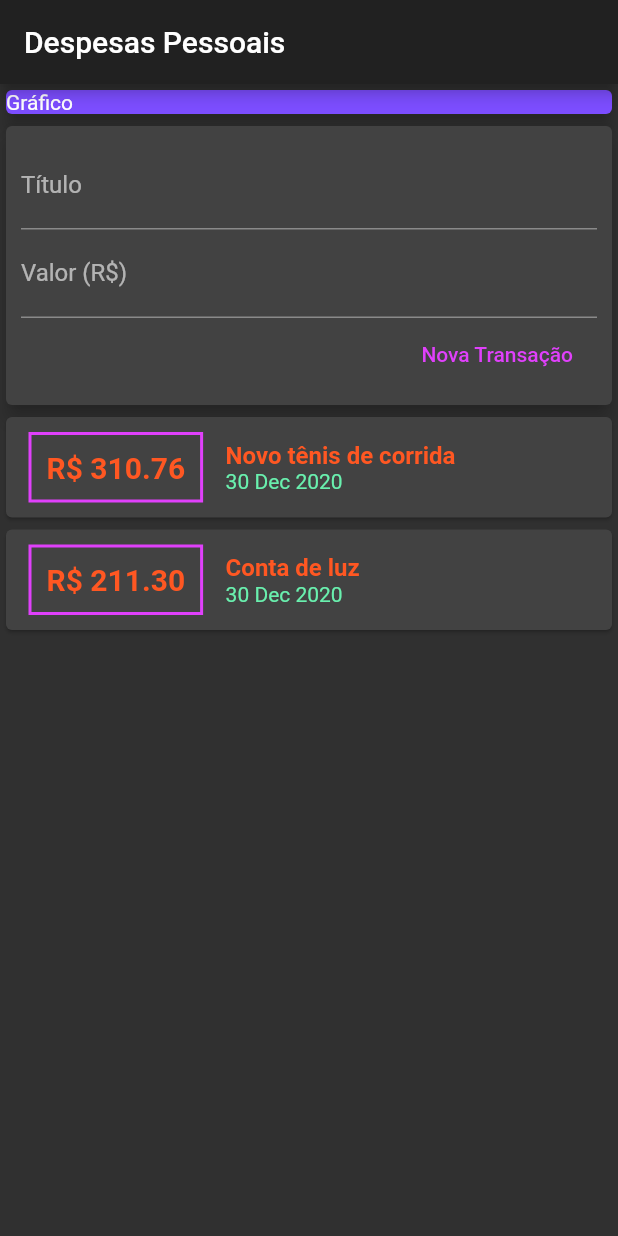
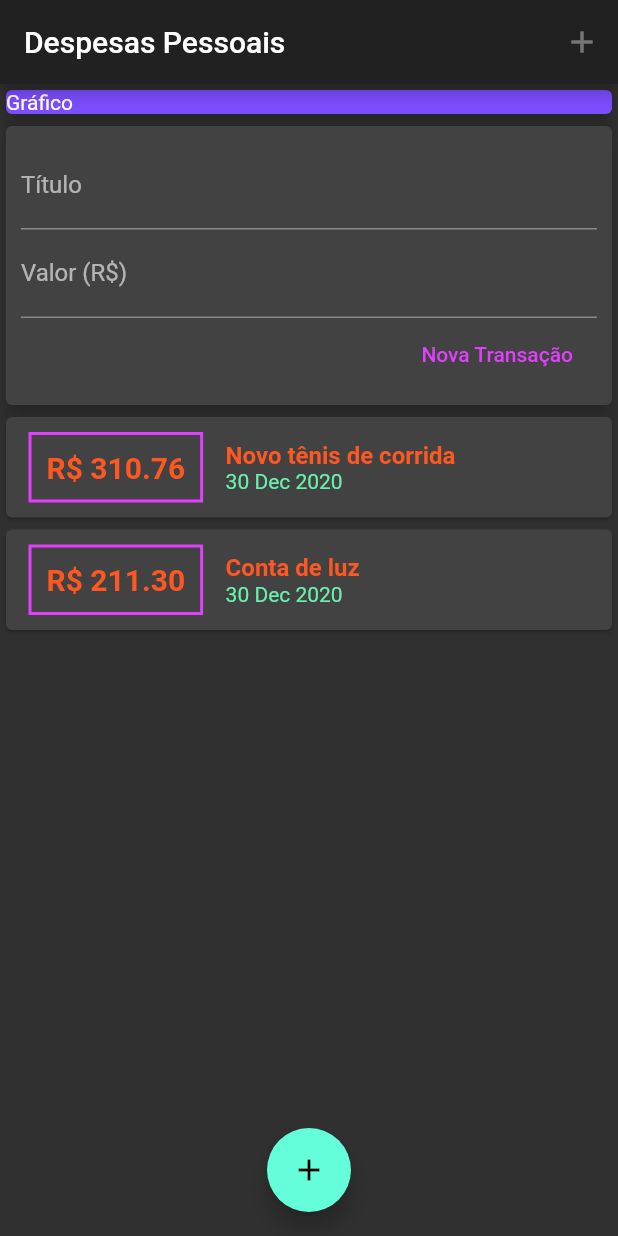
Before and after one commit to da0hn/despesas-pessoais, a Flutter app: the screen it shows after launch, on a phone screen of 412 x 824 dp. Run offline on Flutter 3.47's test engine with Material 2 defaults, Android fonts, the phone set to English and light mode, and no system bars.

Commit message:
feat: adiciona botoões para a chamada do formulário modal

```diff
--- a/lib/main.dart
+++ b/lib/main.dart
@@ -21,6 +21,7 @@ class HomePage extends StatelessWidget {
   Widget build(BuildContext context) {
     return Scaffold(
       appBar: AppBar(
+        actions: [IconButton(icon: Icon(Icons.add), onPressed: null)],
         title: Text('Despesas Pessoais'),
       ),
       body: SingleChildScrollView(
@@ -38,6 +39,11 @@ class HomePage extends StatelessWidget {
           ],
         ),
       ),
+      floatingActionButton: FloatingActionButton(
+        child: Icon(Icons.add),
+        onPressed: null,
+      ),
+      floatingActionButtonLocation: FloatingActionButtonLocation.centerFloat,
     );
   }
 }
```
